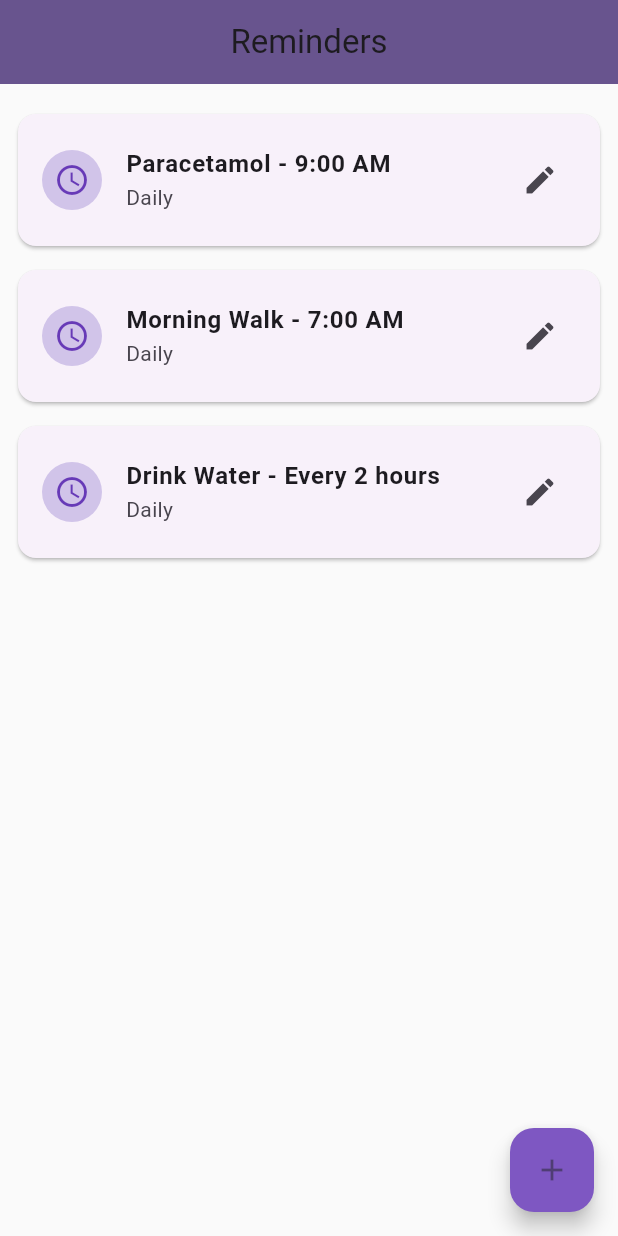
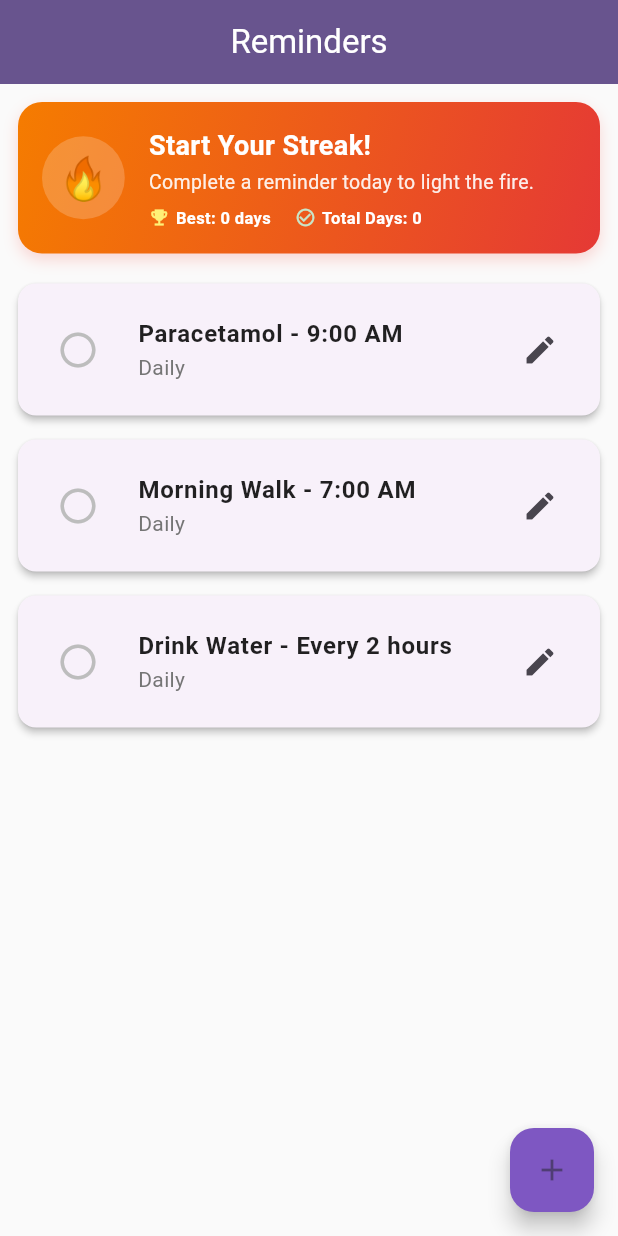
Before and after one commit to sardarfahadali18-wq/fellowship-project-1, a Flutter app: the screen it shows after launch, on a phone screen of 412 x 824 dp. Run offline on Flutter 3.47's test engine with Material 3 defaults, Android fonts, the phone set to English and light mode, and no system bars; our stand-ins replace shared_preferences.

Commit message:
feat: implement interactive streak UI with top banner and circular completion toggles

```diff
--- a/lib/screens/home_screen.dart
+++ b/lib/screens/home_screen.dart
@@ -1,6 +1,8 @@
 import 'package:flutter/material.dart';
 import '../models/reminder.dart';
+import '../services/streak_service.dart';
 import 'add_edit_reminder_screen.dart';
+
 
 class HomeScreen extends StatefulWidget {
   const HomeScreen({Key? key}) : super(key: key);
@@ -47,39 +49,168 @@ class _HomeScreenState extends State<HomeScreen> {
     }
   }
 
+  Widget _buildStreakBanner() {
+    final streak = StreakService.instance.getStreakCount();
+    final bestStreak = StreakService.instance.getBestStreakCount();
+    final totalCompleted = StreakService.instance.getTotalCompletedDays();
+
+    return Container(
+      width: double.infinity,
+      padding: const EdgeInsets.all(16.0),
+      decoration: BoxDecoration(
+        gradient: LinearGradient(
+          colors: [Colors.orange.shade700, Colors.red.shade600],
+          begin: Alignment.topLeft,
+          end: Alignment.bottomRight,
+        ),
+        borderRadius: BorderRadius.circular(16),
+        boxShadow: [
+          BoxShadow(
+            color: Colors.red.withOpacity(0.2),
+            blurRadius: 8,
+            offset: const Offset(0, 4),
+          ),
+        ],
+      ),
+      child: Row(
+        children: [
+          Container(
+            padding: const EdgeInsets.all(10),
+            decoration: BoxDecoration(
+              color: Colors.white.withOpacity(0.2),
+              shape: BoxShape.circle,
+            ),
+            child: const Text(
+              '🔥',
+              style: TextStyle(fontSize: 28),
+            ),
+          ),
+          const SizedBox(width: 16),
+          Expanded(
+            child: Column(
+              crossAxisAlignment: CrossAxisAlignment.start,
+              children: [
+                Text(
+                  streak == 0 ? 'Start Your Streak!' : '$streak-Day Streak!',
+                  style: const TextStyle(
+                    color: Colors.white,
+                    fontSize: 18,
+                    fontWeight: FontWeight.bold,
+                  ),
+                ),
+                const SizedBox(height: 2),
+                Text(
+                  streak == 0
+                      ? 'Complete a reminder today to light the fire.'
+                      : 'Great job! Keep the fire burning.',
+                  style: TextStyle(
+                    color: Colors.white.withOpacity(0.9),
+                    fontSize: 13,
+                  ),
+                ),
+                const SizedBox(height: 6),
+                Row(
+                  children: [
+                    Icon(
+                      Icons.emoji_events,
+                      color: Colors.yellow[300],
+                      size: 14,
+                    ),
+                    const SizedBox(width: 4),
+                    Text(
+                      'Best: $bestStreak days',
+                      style: const TextStyle(
+                        color: Colors.white,
+                        fontSize: 11,
+                        fontWeight: FontWeight.w600,
+                      ),
+                    ),
+                    const SizedBox(width: 16),
+                    Icon(
+                      Icons.check_circle_outline,
+                      color: Colors.green[100],
+                      size: 14,
+                    ),
+                    const SizedBox(width: 4),
+                    Text(
+                      'Total Days: $totalCompleted',
+                      style: const TextStyle(
+                        color: Colors.white,
+                        fontSize: 11,
+                        fontWeight: FontWeight.w600,
+                      ),
+                    ),
+                  ],
+                ),
+              ],
+            ),
+          ),
+        ],
+      ),
+    );
+  }
+
   @override
   Widget build(BuildContext context) {
     return Scaffold(
       appBar: AppBar(
         title: const Text('Reminders'),
         backgroundColor: Theme.of(context).colorScheme.primary,
+        foregroundColor: Colors.white,
       ),
       body: Padding(
         padding: const EdgeInsets.all(12.0),
+        child: Column(
+          children: [
+            _buildStreakBanner(),
+            const SizedBox(height: 12),
+            Expanded(
               child: ListView.builder(
                 itemCount: reminders.length,
                 itemBuilder: (ctx, i) {
                   final r = reminders[i];
+                  final isCompleted = StreakService.instance.isReminderCompleted(r.id);
+
                   return Card(
                     margin: const EdgeInsets.symmetric(vertical: 8.0),
                     shape: RoundedRectangleBorder(
                       borderRadius: BorderRadius.circular(12),
                     ),
+                    elevation: isCompleted ? 1 : 2,
                     child: ListTile(
                       contentPadding: const EdgeInsets.symmetric(
                         horizontal: 16,
                         vertical: 8,
                       ),
+                      leading: IconButton(
+                        icon: Icon(
+                          isCompleted
+                              ? Icons.check_circle
+                              : Icons.radio_button_unchecked,
+                          color: isCompleted ? Colors.green : Colors.grey[400],
+                          size: 28,
+                        ),
+                        onPressed: () async {
+                          if (isCompleted) {
+                            await StreakService.instance.uncompleteReminder(r.id);
+                          } else {
+                            await StreakService.instance.completeReminder(r.id);
+                          }
+                          setState(() {});
+                        },
+                      ),
                       title: Text(
                         r.title,
-                  style: const TextStyle(fontWeight: FontWeight.w600),
+                        style: TextStyle(
+                          fontWeight: FontWeight.w600,
+                          decoration: isCompleted ? TextDecoration.lineThrough : null,
+                          color: isCompleted ? Colors.grey : Colors.black87,
                         ),
-                subtitle: Text(r.frequency),
-                leading: CircleAvatar(
-                  backgroundColor: Colors.deepPurple[100],
-                  child: const Icon(
-                    Icons.access_time,
-                    color: Colors.deepPurple,
+                      ),
+                      subtitle: Text(
+                        r.frequency,
+                        style: TextStyle(
+                          color: isCompleted ? Colors.grey[400] : Colors.grey[600],
                         ),
                       ),
                       trailing: IconButton(
@@ -91,6 +222,9 @@ class _HomeScreenState extends State<HomeScreen> {
                 },
               ),
             ),
+          ],
+        ),
+      ),
       floatingActionButton: FloatingActionButton(
         onPressed: () => _openAddReminder(),
         child: const Icon(Icons.add),
```
Lines whose indentation alone changed are shown as unchanged.
